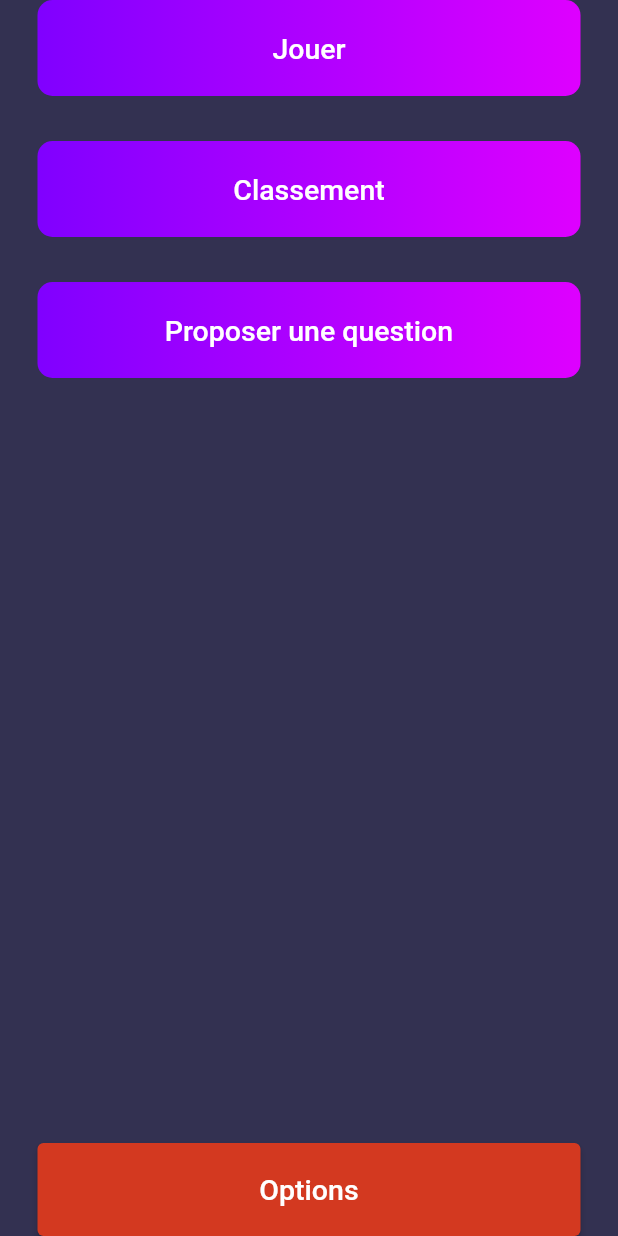
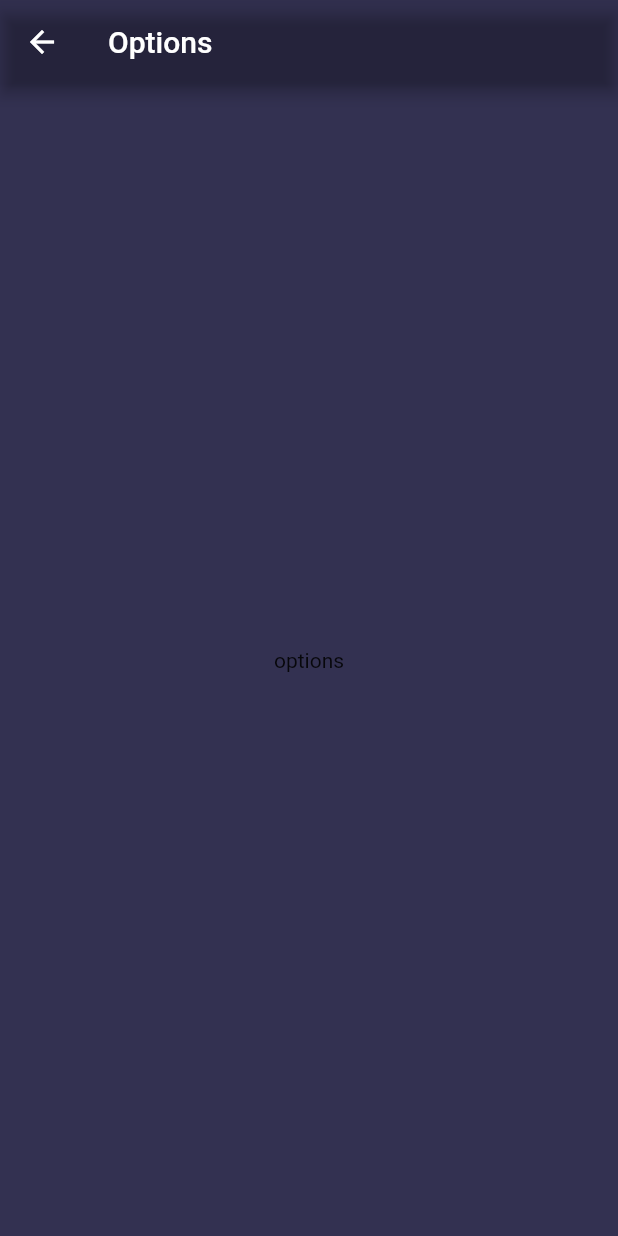
Before and after one commit to JESSYV96/Quizz-App, a Flutter app: the screen it shows after launch, after a tap on "Options", on a phone screen of 412 x 824 dp. Run offline on Flutter 3.47's test engine with Material 2 defaults, Android fonts, the phone set to English and light mode, and no system bars.

Commit message:
Set up default layout

```diff
--- a/lib/main.dart
+++ b/lib/main.dart
@@ -1,5 +1,7 @@
 import 'package:flutter/material.dart';
-import 'package:quizz_app/screens/home_screen.dart';
+
+import 'screens/home_screen.dart';
+import 'screens/options_screen.dart';
 
 void main() {
   runApp(MyApp());
@@ -9,7 +11,17 @@ class MyApp extends StatelessWidget {
   @override
   Widget build(BuildContext context) {
     return MaterialApp(
-      home: HomeScreen(),
+      debugShowCheckedModeBanner: false,
+      theme: ThemeData(
+        textTheme: TextTheme(
+          bodyText1: TextStyle(color: Colors.white),
+        ),
+      ),
+      routes: {
+        '/': (context) => HomeScreen(),
+        '/options': (context) => OptionsScreen()
+      },
+      initialRoute: '/',
     );
   }
 }
--- a/lib/screens/home_screen.dart
+++ b/lib/screens/home_screen.dart
@@ -1,17 +1,16 @@
 import 'package:flutter/material.dart';
 import 'package:quizz_app/widgets/main_button.dart';
+
+import 'layouts/default_layout.dart';
 
 class HomeScreen extends StatelessWidget {
   const HomeScreen({Key? key}) : super(key: key);
 
   @override
   Widget build(BuildContext context) {
-    return Scaffold(
-      backgroundColor: Color(0xFF333151),
-      body: SafeArea(
-        child: Container(
-          margin: EdgeInsets.symmetric(horizontal: 25),
-          child: Column(
+    return DefaultLayout(
+      appBar: null,
+      screen: Column(
         mainAxisAlignment: MainAxisAlignment.spaceBetween,
         children: [
           Column(
@@ -31,7 +30,9 @@ class HomeScreen extends StatelessWidget {
                       EdgeInsets.symmetric(vertical: 20)),
                   backgroundColor:
                       MaterialStateProperty.all(Color(0xFFD33920))),
-                  onPressed: () {},
+              onPressed: () {
+                Navigator.pushNamed(context, '/options');
+              },
               child: Text(
                 "Options",
                 style: TextStyle(fontSize: 19),
@@ -40,8 +41,6 @@ class HomeScreen extends StatelessWidget {
           )
         ],
       ),
-        ),
-      ),
     );
   }
 }
--- /dev/null
+++ b/lib/screens/layouts/default_layout.dart
@@ -0,0 +1,23 @@
+import 'package:flutter/material.dart';
+
+class DefaultLayout extends StatelessWidget {
+  const DefaultLayout({Key? key, this.appBar, required this.screen})
+      : super(key: key);
+
+  final AppBar? appBar;
+  final Widget screen;
+
+  @override
+  Widget build(BuildContext context) {
+    return Scaffold(
+      appBar: this.appBar,
+      backgroundColor: Color(0xFF333151),
+      body: SafeArea(
+        child: Container(
+          margin: EdgeInsets.symmetric(horizontal: 25),
+          child: this.screen,
+        ),
+      ),
+    );
+  }
+}
--- /dev/null
+++ b/lib/screens/options_screen.dart
@@ -0,0 +1,19 @@
+import 'package:flutter/material.dart';
+
+import 'layouts/default_layout.dart';
+
+class OptionsScreen extends StatelessWidget {
+  @override
+  Widget build(BuildContext context) {
+    return DefaultLayout(
+        appBar: AppBar(
+          title: Text('Options'),
+          backgroundColor: Colors.transparent,
+        ),
+        screen: Container(
+          child: Center(
+            child: Text('options'),
+          ),
+        ));
+  }
+}
```
Lines whose indentation alone changed are shown as unchanged.
